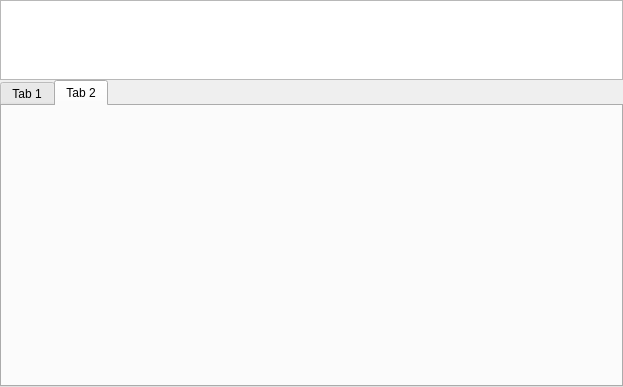
First picture: the form in iicspi.ui, repository KoreyChen/AutoTestSystemPlatform, before the edit.
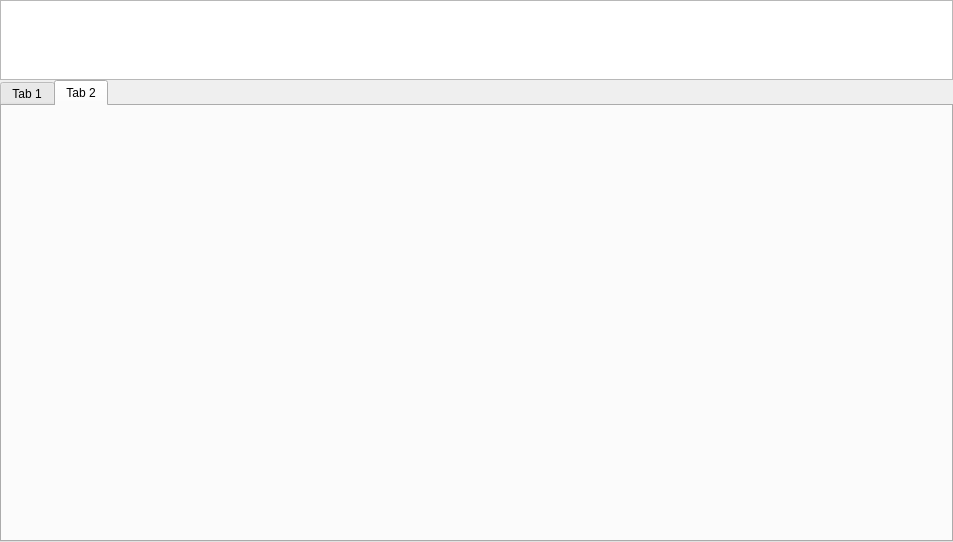
Second picture: the form after the edit.

Commit message:
修改界面
修改串口界面

Patch:
```diff
--- a/iicspi.ui
+++ b/iicspi.ui
@@ -6,8 +6,8 @@
    <rect>
     <x>0</x>
     <y>0</y>
-    <width>623</width>
-    <height>387</height>
+    <width>953</width>
+    <height>542</height>
    </rect>
   </property>
   <property name="windowTitle">
```
The commit also changes 4 other files.
